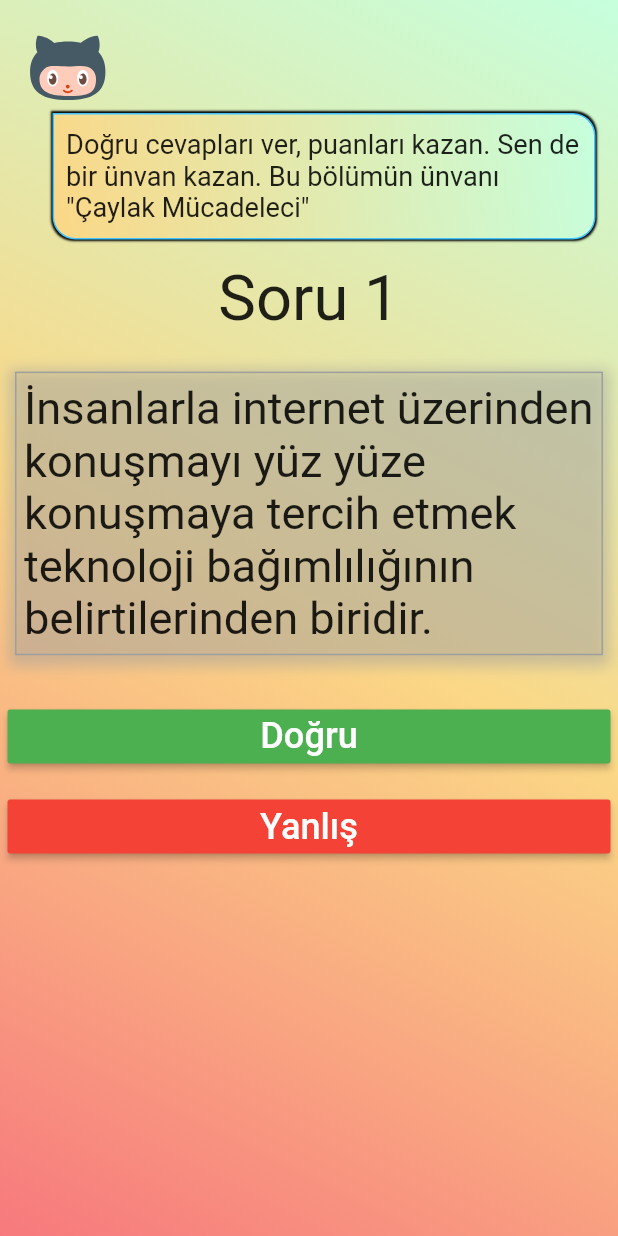
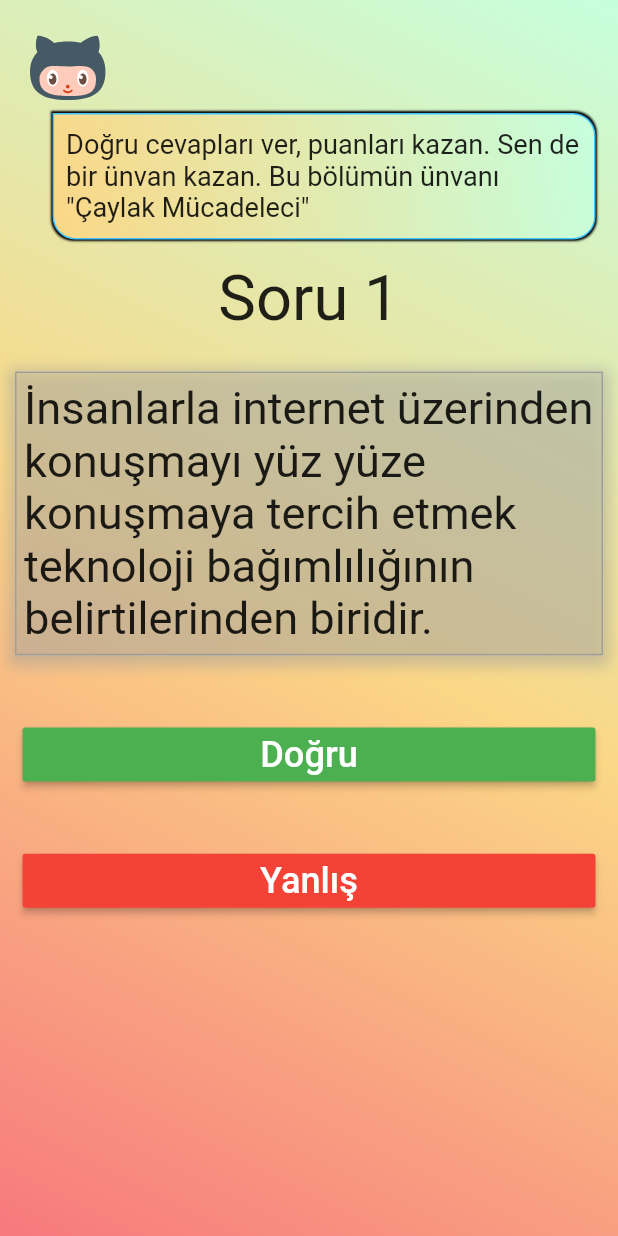
Before and after one commit to emrecoskun705/addiction_flutter, a Flutter app: the QuestionScreen screen opened directly with empty values, on a phone screen of 412 x 824 dp. Run offline on Flutter 3.47's test engine with Material 2 defaults, Android fonts, the phone set to English and light mode, and no system bars; our stand-ins replace awesome_dialog, cloud_firestore, firebase_core, flutter_svg; missing offline and left inert: flutter_radio_group, gender_picker; accounts and stored records are empty.

Commit message:
remove will pop from question screen, update UI

```diff
--- a/lib/screens/widgets/info_bubble_widget.dart
+++ b/lib/screens/widgets/info_bubble_widget.dart
@@ -9,7 +9,8 @@ class InfoBubbleWidget extends StatelessWidget {
 
   @override
   Widget build(BuildContext context) {
-    return Padding(
+    return Center(
+      child: Padding(
         padding: EdgeInsets.all(15.0),
         child: Column(
           crossAxisAlignment: CrossAxisAlignment.start,
@@ -51,6 +52,7 @@ class InfoBubbleWidget extends StatelessWidget {
             )
           ],
         ),
+      ),
     );
   }
 }
--- a/lib/screens/widgets/rounded_button_widget.dart
+++ b/lib/screens/widgets/rounded_button_widget.dart
@@ -13,8 +13,8 @@ class RoundedButton extends StatelessWidget {
   Widget build(BuildContext context) {
     return Padding(
       padding: EdgeInsets.symmetric(
-          vertical: getProportionateScreenHeight(5),
-          horizontal: getProportionateScreenWidth(5)),
+          vertical: getProportionateScreenHeight(15),
+          horizontal: getProportionateScreenWidth(15)),
       child: MaterialButton(
         textColor: Colors.white,
         color: bgColor,
```
Also changed, not shown: lib/main.dart (+4 -3 lines), lib/screens/home_screen.dart (+9 -6 lines), lib/screens/question_screen.dart (+20 -8 lines). Lines whose indentation alone changed are shown as unchanged.
